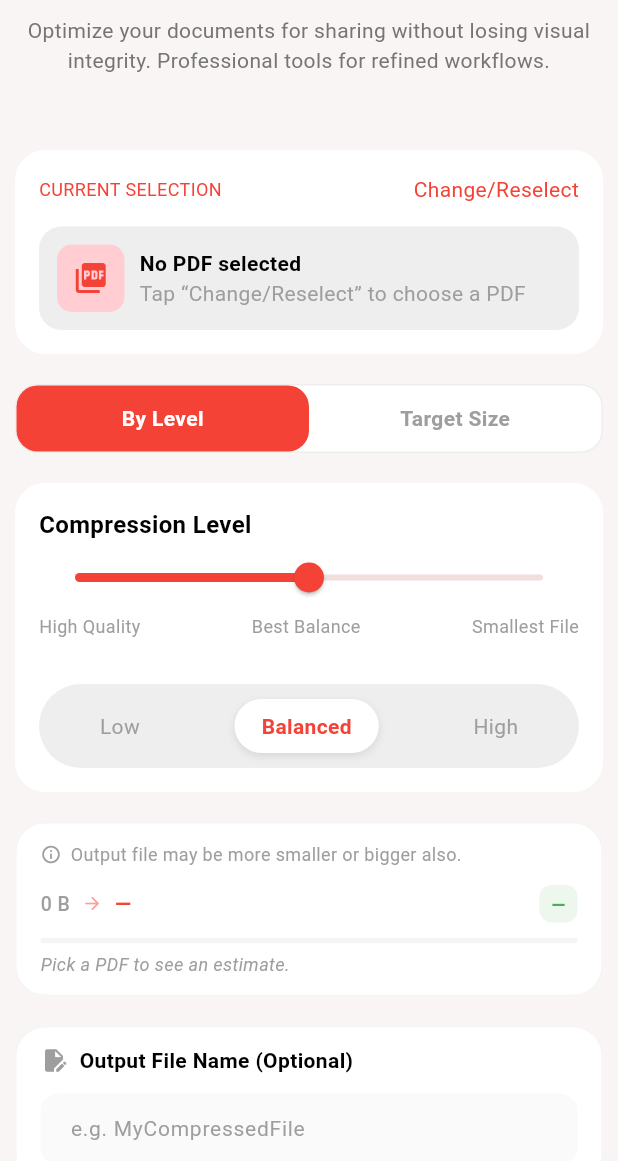
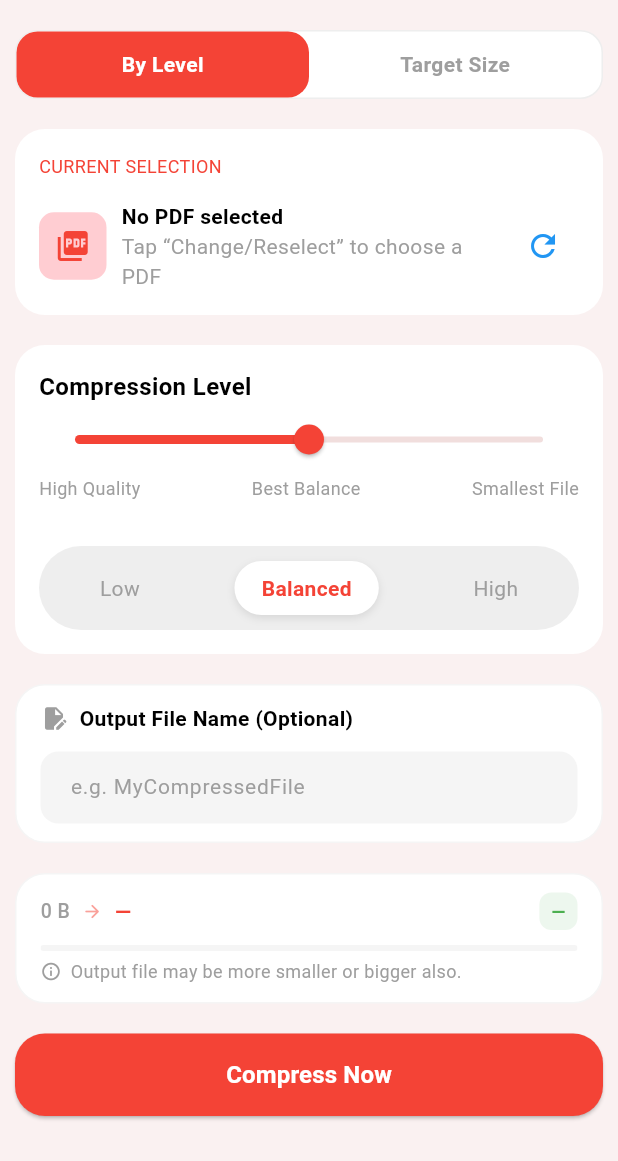
Before and after one commit to anil-s-yadav/REDPDF_compress, a Flutter app: the CompressPdfScreen screen opened by its route, on a phone screen of 412 x 824 dp, the part 75-1236 px from its top. Run offline on Flutter 3.47's test engine with Material 3 defaults, Android fonts, the phone set to English and light mode, and no system bars; our stand-ins replace file_picker, flutter_image_compress, open_filex, permission_handler, share_plus, shared_preferences; missing offline and left inert: external_path, in_app_update, pdf_manipulator, pdfrx; accounts and stored records are empty.

Commit message:
compress error fix.

```diff
--- a/lib/providers/pdf_provider.dart
+++ b/lib/providers/pdf_provider.dart
@@ -24,11 +24,11 @@ class PdfProvider with ChangeNotifier {
       if (level > 0.67) {         // HIGH compression (smallest file)
         imageQuality = 35;
         imageScale = 0.4;
-        unEmbedFonts = true;
+        unEmbedFonts = false; // disabled: pdf_manipulator's unEmbedTTF crashes on some fonts
       } else if (level > 0.34) {  // MEDIUM/BALANCED
         imageQuality = 60;
         imageScale = 0.6;
-        unEmbedFonts = true;
+        unEmbedFonts = false; // disabled: pdf_manipulator's unEmbedTTF crashes on some fonts
       } else {                    // LOW compression (high quality)
         imageQuality = 80;
         imageScale = 0.8;
--- a/lib/screens/pdf_com_screen.dart
+++ b/lib/screens/pdf_com_screen.dart
@@ -1,4 +1,5 @@
 import 'dart:io';
+import 'package:compress_pdf_redpdf/utils/media_scan_helper.dart';
 
 import 'package:compress_pdf_redpdf/providers/pdf_provider.dart';
 import 'package:compress_pdf_redpdf/screens/success_screen.dart';
@@ -29,11 +30,11 @@ class _CompressPdfScreenState extends State<CompressPdfScreen> {
   bool _useTargetSize = false;
   final TextEditingController _targetSizeCtrl = TextEditingController();
   final TextEditingController _outputNameCtrl = TextEditingController();
-  String _targetSizeUnit = 'MB';
+  String _targetSizeUnit = 'KB';
 
   File? _selectedPdf;
   int? _selectedBytes;
-  final bool _isWorking = false;
+  // final bool _isWorking = false;
   String? _error;
 
   @override
@@ -280,6 +281,9 @@ class _CompressPdfScreenState extends State<CompressPdfScreen> {
             final finalPath = '${targetDir.path}/$newFileName';
             File savedFile = await outFile.copy(finalPath);
 
+            // Notify Android MediaStore so the file appears in file managers
+            await MediaScanHelper.scanFile(finalPath);
+
             final saved = savedFile;
 
             ctx.read<HistoryProvider>().add(
@@ -321,32 +325,29 @@ class _CompressPdfScreenState extends State<CompressPdfScreen> {
         child: SingleChildScrollView(
           padding: const EdgeInsets.all(10),
           child: Column(
+            spacing: 20,
             children: [
-              _titleSection(isDark),
-              const SizedBox(height: 50),
-
-              _fileCard(isDark),
-              const SizedBox(height: 20),
+              Text(
+                "Compress PDF",
+                style: TextStyle(
+                  fontSize: 28,
+                  fontWeight: FontWeight.bold,
+                  color: isDark ? Colors.white : Colors.black,
+                ),
+              ),
 
               _modeToggle(isDark),
-              const SizedBox(height: 20),
+              _fileCard(isDark),
 
               _useTargetSize
                   ? _targetSizeInput(isDark)
                   : _compressionSlider(isDark),
-              const SizedBox(height: 20),
-
-              _estimatedCard(isDark),
-              const SizedBox(height: 20),
 
               _outputNameInput(isDark),
-              const SizedBox(height: 30),
 
+              if (!_useTargetSize) _estimatedCard(isDark),
               _compressButton(),
-              const SizedBox(height: 20),
-
               // _premiumCard(),
-              const SizedBox(height: 15),
 
               // _securityNote(isDark),
               if (_error != null) ...[
@@ -487,8 +488,8 @@ class _CompressPdfScreenState extends State<CompressPdfScreen> {
                       fontWeight: FontWeight.bold,
                     ),
                     items: const [
+                      DropdownMenuItem(value: 'KB', child: Text('KB')),
                       DropdownMenuItem(value: 'MB', child: Text('MB')),
-                      DropdownMenuItem(value: 'KB', child: Text('KB')),
                     ],
                     onChanged: (val) {
                       if (val != null) {
@@ -519,27 +520,6 @@ class _CompressPdfScreenState extends State<CompressPdfScreen> {
           ),
         ],
       ),
-    );
-  }
-
-  Widget _titleSection(bool isDark) {
-    return Column(
-      children: [
-        Text(
-          "Compress PDF",
-          style: TextStyle(
-            fontSize: 28,
-            fontWeight: FontWeight.bold,
-            color: isDark ? Colors.white : Colors.black,
-          ),
-        ),
-        const SizedBox(height: 10),
-        Text(
-          "Optimize your documents for sharing without losing visual integrity. Professional tools for refined workflows.",
-          textAlign: TextAlign.center,
-          style: TextStyle(color: Colors.grey.shade600),
-        ),
-      ],
     );
   }
 
@@ -726,23 +706,17 @@ class _CompressPdfScreenState extends State<CompressPdfScreen> {
                 "CURRENT SELECTION",
                 style: TextStyle(color: Colors.red, fontSize: 12),
               ),
-              InkWell(
-                onTap: _isWorking ? null : _pickPdf,
-                child: const Text(
-                  "Change/Reselect",
-                  style: TextStyle(color: Colors.red),
-                ),
-              ),
+              // InkWell(
+              //   onTap: _isWorking ? null : _pickPdf,
+              //   child: const Text(
+              //     "Change/Reselect",
+              //     style: TextStyle(color: Colors.red),
+              //   ),
+              // ),
             ],
           ),
           const SizedBox(height: 15),
-          Container(
-            padding: const EdgeInsets.all(12),
-            decoration: BoxDecoration(
-              color: isDark ? Colors.grey.shade800 : Colors.grey.shade200,
-              borderRadius: BorderRadius.circular(15),
-            ),
-            child: Row(
+          Row(
             children: [
               Container(
                 height: 45,
@@ -775,8 +749,11 @@ class _CompressPdfScreenState extends State<CompressPdfScreen> {
                   ],
                 ),
               ),
+              IconButton(
+                onPressed: _pickPdf,
+                icon: Icon(Icons.refresh, color: Colors.blue),
+              ),
             ],
-            ),
           ),
         ],
       ),
@@ -791,12 +768,12 @@ class _CompressPdfScreenState extends State<CompressPdfScreen> {
         style: ElevatedButton.styleFrom(
           backgroundColor: Colors.red,
           shape: RoundedRectangleBorder(
-            borderRadius: BorderRadius.circular(30),
+            borderRadius: BorderRadius.circular(20),
           ),
         ),
-        onPressed: _isWorking ? null : _compress,
+        onPressed: _compress,
         child: Text(
-          _isWorking ? "Compressing…" : "Compress Now",
+          "Compress Now",
           style: const TextStyle(
             fontSize: 16,
             fontWeight: FontWeight.bold,
@@ -826,19 +803,6 @@ class _CompressPdfScreenState extends State<CompressPdfScreen> {
       child: Column(
         crossAxisAlignment: CrossAxisAlignment.start,
         children: [
-          Row(
-            children: [
-              Icon(Icons.info_outline, size: 14, color: Colors.grey.shade500),
-              const SizedBox(width: 6),
-              Expanded(
-                child: Text(
-                  "Output file may be more smaller or bigger also.",
-                  style: TextStyle(fontSize: 12, color: Colors.grey.shade500),
-                ),
-              ),
-            ],
-          ),
-          const SizedBox(height: 12),
           Row(
             mainAxisAlignment: MainAxisAlignment.spaceBetween,
             children: [
@@ -900,15 +864,17 @@ class _CompressPdfScreenState extends State<CompressPdfScreen> {
             ),
           ),
           const SizedBox(height: 5),
-          Text(
-            savedPct == null
-                ? "Pick a PDF to see an estimate."
-                : "Reducing your file size by approximately ${savedPct.toStringAsFixed(0)}%.",
-            style: const TextStyle(
-              fontStyle: FontStyle.italic,
-              color: Colors.grey,
-              fontSize: 12,
+          Row(
+            children: [
+              Icon(Icons.info_outline, size: 14, color: Colors.grey.shade500),
+              const SizedBox(width: 6),
+              Expanded(
+                child: Text(
+                  "Output file may be more smaller or bigger also.",
+                  style: TextStyle(fontSize: 12, color: Colors.grey.shade500),
                 ),
+              ),
+            ],
           ),
         ],
       ),
@@ -998,7 +964,7 @@ class _CompressPdfScreenState extends State<CompressPdfScreen> {
               hintText: "e.g. MyCompressedFile",
               hintStyle: TextStyle(color: Colors.grey.shade500, fontSize: 14),
               filled: true,
-              fillColor: isDark ? Colors.grey.shade800 : Colors.grey.shade50,
+              fillColor: isDark ? Colors.grey.shade800 : Colors.grey.shade100,
               border: OutlineInputBorder(
                 borderRadius: BorderRadius.circular(12),
                 borderSide: BorderSide.none,
--- a/lib/theme/app_theme.dart
+++ b/lib/theme/app_theme.dart
@@ -62,7 +62,7 @@ class AppThemeColors {
   /// 🔴 PDF LIGHT
   static const pdfLight = AppColors(
     primary: Color(0xFFFF4E50),
-    bg: Color.fromARGB(255, 250, 245, 245),
+    bg: Color.fromARGB(255, 250, 241, 241),
     text: Color(0xFF1E1E1E),
     light: Color(0xFFFFEAEA),
     card: Colors.white,
--- /dev/null
+++ b/lib/utils/media_scan_helper.dart
@@ -0,0 +1,20 @@
+import 'dart:io';
+import 'package:flutter/services.dart';
+
+/// Notifies Android's MediaStore about a new/changed file so it
+/// appears in file managers, galleries, and other apps immediately.
+class MediaScanHelper {
+  static const _channel = MethodChannel(
+    'com.legendarysoftware.compress_pdf_redpdf/media_scan',
+  );
+
+  /// Scans a single file path. No-op on non-Android platforms.
+  static Future<void> scanFile(String path) async {
+    if (!Platform.isAndroid) return;
+    try {
+      await _channel.invokeMethod('scanFile', {'path': path});
+    } catch (_) {
+      // Silently ignore — scanning is best-effort
+    }
+  }
+}
--- a/pubspec.yaml
+++ b/pubspec.yaml
@@ -42,12 +42,12 @@ dependencies:
   intl: ^0.20.2
   flutter_image_compress: ^2.4.0
   pdfrx: ^2.2.24
-  pdf_manipulator:
-    path: d:/REDPDF_Merge_Split/packages/pdf_manipulator
+  pdf_manipulator: ^0.5.9
   external_path: ^2.2.0
   url_launcher: ^6.3.2
   open_filex: ^4.7.0
   in_app_update: ^4.2.5
+  permission_handler: ^11.4.0
 
 dev_dependencies:
   flutter_test:
```
Also changed, not shown: lib/screens/image_com_screen.dart (+18 -14 lines), lib/screens/navigation.dart (+34 -55 lines), pubspec.lock, 5 other files. Lines whose indentation alone changed are shown as unchanged.
